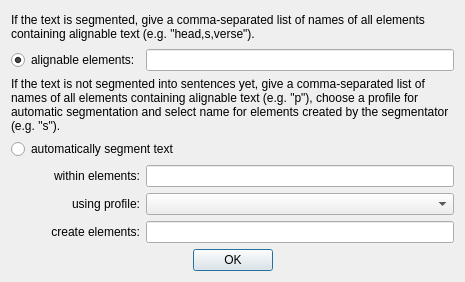
czcorpus/InterText_editor, file src/ImportXmlDialog.ui: the form before one commit.
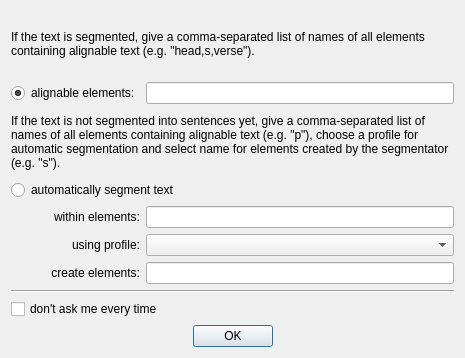
The form after the commit.

Commit message: Basic application of global import settings.

```diff
--- a/src/ImportXmlDialog.ui
+++ b/src/ImportXmlDialog.ui
@@ -10,7 +10,7 @@
     <x>0</x>
     <y>0</y>
     <width>465</width>
-    <height>282</height>
+    <height>358</height>
    </rect>
   </property>
   <property name="sizePolicy">
@@ -36,19 +36,6 @@
      </property>
     </widget>
    </item>
-   <item row="11" column="0" colspan="2">
-    <widget class="QDialogButtonBox" name="buttonBox">
-     <property name="orientation">
-      <enum>Qt::Horizontal</enum>
-     </property>
-     <property name="standardButtons">
-      <set>QDialogButtonBox::Ok</set>
-     </property>
-     <property name="centerButtons">
-      <bool>true</bool>
-     </property>
-    </widget>
-   </item>
    <item row="3" column="0" colspan="2">
     <widget class="QRadioButton" name="sel_textelements">
      <property name="text">
@@ -118,6 +105,33 @@
    <item row="9" column="1">
     <widget class="QLineEdit" name="edit_newelname"/>
    </item>
+   <item row="13" column="0" colspan="2">
+    <widget class="QDialogButtonBox" name="buttonBox">
+     <property name="orientation">
+      <enum>Qt::Horizontal</enum>
+     </property>
+     <property name="standardButtons">
+      <set>QDialogButtonBox::Ok</set>
+     </property>
+     <property name="centerButtons">
+      <bool>true</bool>
+     </property>
+    </widget>
+   </item>
+   <item row="11" column="0" colspan="2">
+    <widget class="QCheckBox" name="dontAsk">
+     <property name="text">
+      <string>don't ask me every time</string>
+     </property>
+    </widget>
+   </item>
+   <item row="10" column="0" colspan="2">
+    <widget class="Line" name="line">
+     <property name="orientation">
+      <enum>Qt::Horizontal</enum>
+     </property>
+    </widget>
+   </item>
   </layout>
  </widget>
  <resources/>
```
The commit also changes 7 other files.
